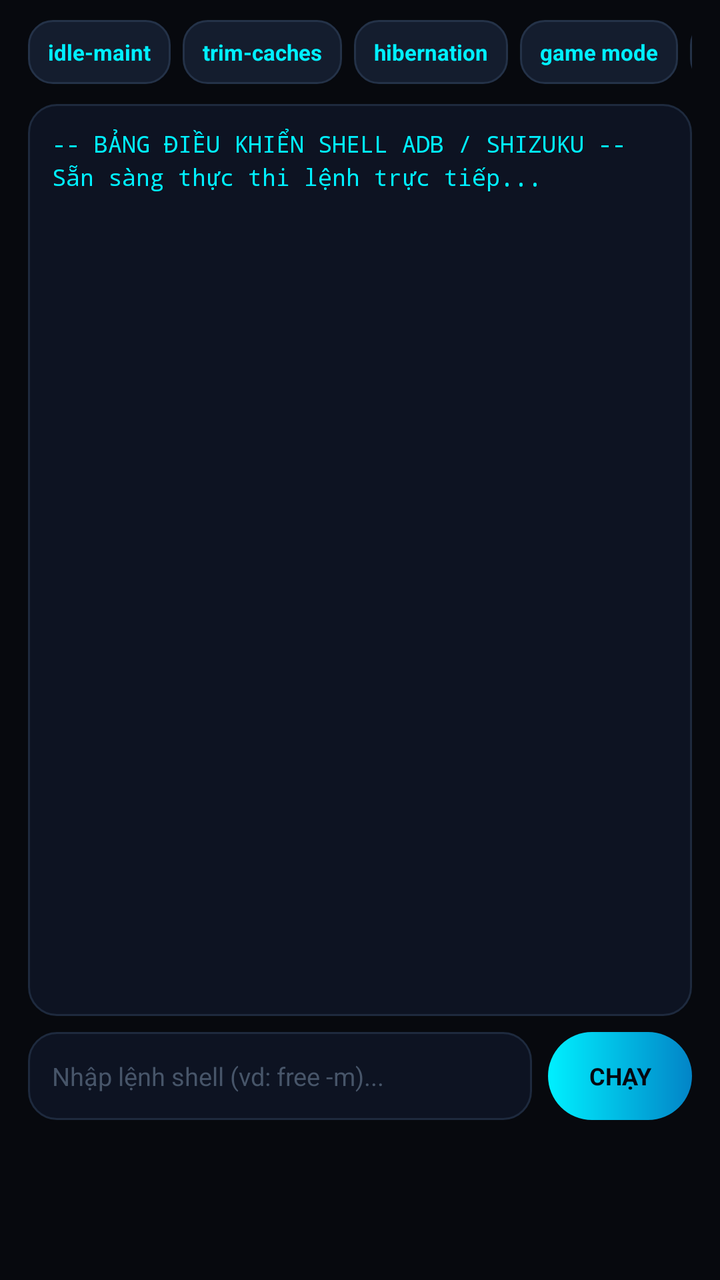
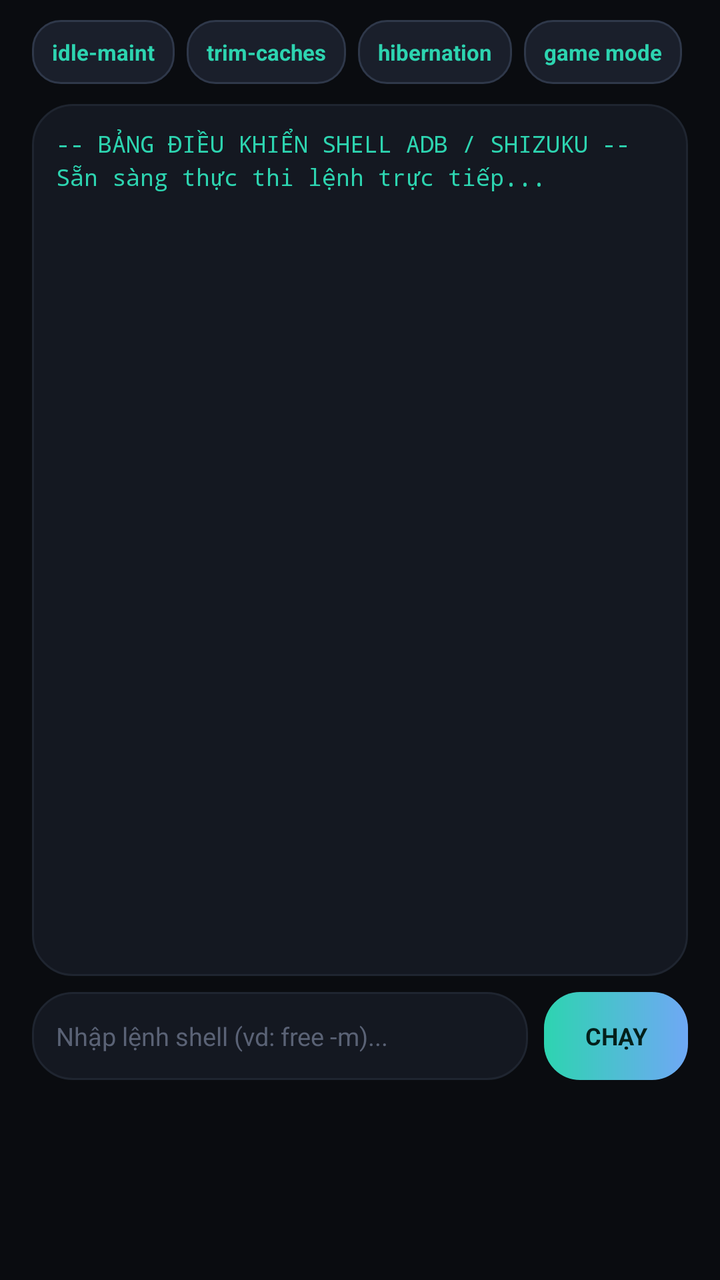

Before-and-after screenshots of an Android layout around one commit, followed by the original layout XML and the change that was made.
<!-- AndroidManifest.xml: application theme AppTheme -->
<!-- res/layout/tab_terminal.xml -->
<?xml version="1.0" encoding="utf-8"?>
<LinearLayout xmlns:android="http://schemas.android.com/apk/res/android"
    android:id="@+id/layout_tab_terminal"
    android:layout_width="match_parent"
    android:layout_height="match_parent"
    android:orientation="vertical"
    android:paddingStart="14dp"
    android:paddingEnd="14dp"
    android:paddingTop="10dp"
    android:paddingBottom="80dp">

    
    <HorizontalScrollView
        android:layout_width="match_parent"
        android:layout_height="wrap_content"
        android:scrollbars="none"
        android:overScrollMode="never">

        <LinearLayout
            android:layout_width="wrap_content"
            android:layout_height="wrap_content"
            android:orientation="horizontal">

            <TextView
                android:id="@+id/chip_cmd_idlemaint"
                android:layout_width="wrap_content"
                android:layout_height="32dp"
                android:gravity="center"
                android:paddingStart="10dp"
                android:paddingEnd="10dp"
                android:background="@drawable/bg_btn_secondary"
                android:text="idle-maint"
                android:textColor="#00F0FF"
                android:textSize="11sp"
                android:textStyle="bold"
                android:layout_marginEnd="6dp" />

            <TextView
                android:id="@+id/chip_cmd_trimcaches"
                android:layout_width="wrap_content"
                android:layout_height="32dp"
                android:gravity="center"
                android:paddingStart="10dp"
                android:paddingEnd="10dp"
                android:background="@drawable/bg_btn_secondary"
                android:text="trim-caches"
                android:textColor="#00F0FF"
                android:textSize="11sp"
                android:textStyle="bold"
                android:layout_marginEnd="6dp" />

            <TextView
                android:id="@+id/chip_cmd_hibernation"
                android:layout_width="wrap_content"
                android:layout_height="32dp"
                android:gravity="center"
                android:paddingStart="10dp"
                android:paddingEnd="10dp"
                android:background="@drawable/bg_btn_secondary"
                android:text="hibernation"
                android:textColor="#00F0FF"
                android:textSize="11sp"
                android:textStyle="bold"
                android:layout_marginEnd="6dp" />

            <TextView
                android:id="@+id/chip_cmd_game"
                android:layout_width="wrap_content"
                android:layout_height="32dp"
                android:gravity="center"
                android:paddingStart="10dp"
                android:paddingEnd="10dp"
                android:background="@drawable/bg_btn_secondary"
                android:text="game mode"
                android:textColor="#00F0FF"
                android:textSize="11sp"
                android:textStyle="bold"
                android:layout_marginEnd="6dp" />

            <TextView
                android:id="@+id/chip_cmd_free"
                android:layout_width="wrap_content"
                android:layout_height="32dp"
                android:gravity="center"
                android:paddingStart="10dp"
                android:paddingEnd="10dp"
                android:background="@drawable/bg_btn_secondary"
                android:text="free -m"
                android:textColor="#94A3B8"
                android:textSize="11sp"
                android:textStyle="bold"
                android:layout_marginEnd="6dp" />

            <TextView
                android:id="@+id/chip_cmd_meminfo"
                android:layout_width="wrap_content"
                android:layout_height="32dp"
                android:gravity="center"
                android:paddingStart="10dp"
                android:paddingEnd="10dp"
                android:background="@drawable/bg_btn_secondary"
                android:text="meminfo"
                android:textColor="#94A3B8"
                android:textSize="11sp"
                android:textStyle="bold" />
        </LinearLayout>
    </HorizontalScrollView>

    
    <ScrollView
        android:id="@+id/scroll_terminal_viewport"
        android:layout_width="match_parent"
        android:layout_height="0dp"
        android:layout_weight="1"
        android:layout_marginTop="10dp"
        android:background="@drawable/bg_card_bento"
        android:padding="12dp">

        <TextView
            android:id="@+id/tv_terminal_output"
            android:layout_width="match_parent"
            android:layout_height="wrap_content"
            android:typeface="monospace"
            android:textColor="#00F0FF"
            android:textSize="11.5sp"
            android:lineSpacingExtra="3dp"
            android:text="-- BẢNG ĐIỀU KHIỂN SHELL ADB / SHIZUKU --\nSẵn sàng thực thi lệnh trực tiếp..." />
    </ScrollView>

    
    <LinearLayout
        android:layout_width="match_parent"
        android:layout_height="44dp"
        android:orientation="horizontal"
        android:layout_marginTop="8dp">

        <EditText
            android:id="@+id/et_terminal_input"
            android:layout_width="0dp"
            android:layout_height="match_parent"
            android:layout_weight="1"
            android:background="@drawable/bg_card_bento"
            android:hint="Nhập lệnh shell (vd: free -m)..."
            android:textColorHint="#475569"
            android:textColor="#FFFFFF"
            android:textSize="12.5sp"
            android:paddingStart="12dp"
            android:paddingEnd="12dp"
            android:singleLine="true" />

        <Button
            android:id="@+id/btn_terminal_exec"
            android:layout_width="72dp"
            android:layout_height="match_parent"
            android:layout_marginStart="8dp"
            android:background="@drawable/bg_btn_boost"
            android:text="CHẠY"
            android:textColor="#050811"
            android:textSize="12sp"
            android:textStyle="bold" />
    </LinearLayout>

</LinearLayout>
<!-- resources referenced by this layout -->
<resources>
  <!-- drawable bg_btn_boost (drawable) -->
  <?xml version="1.0" encoding="utf-8"?>
  <ripple xmlns:android="http://schemas.android.com/apk/res/android"
      android:color="#40FFFFFF">
      <item>
          <shape android:shape="rectangle">
              <gradient
                  android:angle="0"
                  android:startColor="#00F0FF"
                  android:endColor="#0284C7"
                  android:type="linear" />
              <corners android:radius="9999dp" />
          </shape>
      </item>
  </ripple>
  <!-- drawable bg_btn_secondary (drawable) -->
  <?xml version="1.0" encoding="utf-8"?>
  <ripple xmlns:android="http://schemas.android.com/apk/res/android"
      android:color="#2000F0FF">
      <item>
          <shape android:shape="rectangle">
              <solid android:color="#141D2E" />
              <corners android:radius="12dp" />
              <stroke android:width="1dp" android:color="#243248" />
          </shape>
      </item>
  </ripple>
  <!-- drawable bg_card_bento (drawable) -->
  <?xml version="1.0" encoding="utf-8"?>
  <shape xmlns:android="http://schemas.android.com/apk/res/android"
      android:shape="rectangle">
      <solid android:color="#0D1322" />
      <corners android:radius="14dp" />
      <stroke android:width="1dp" android:color="#1E2A3E" />
  </shape>
  <style name="AppTheme" parent="@android:style/Theme.NoTitleBar">
          <item name="android:windowBackground">@color/background</item>
          <item name="android:statusBarColor">#07090E</item>
          <item name="android:navigationBarColor">#07090E</item>
      </style>
  <color name="background">#07090E</color>
</resources>

<!-- the commit's change to res/layout/tab_terminal.xml (unified diff, before → after) -->
@@ -4,10 +4,10 @@
     android:layout_width="match_parent"
     android:layout_height="match_parent"
     android:orientation="vertical"
-    android:paddingStart="14dp"
-    android:paddingEnd="14dp"
+    android:paddingStart="16dp"
+    android:paddingEnd="16dp"
     android:paddingTop="10dp"
-    android:paddingBottom="80dp">
+    android:paddingBottom="100dp">
 
     
     <HorizontalScrollView
@@ -30,7 +30,7 @@
                 android:paddingEnd="10dp"
                 android:background="@drawable/bg_btn_secondary"
                 android:text="idle-maint"
-                android:textColor="#00F0FF"
+                android:textColor="#2DD4B0"
                 android:textSize="11sp"
                 android:textStyle="bold"
                 android:layout_marginEnd="6dp" />
@@ -44,7 +44,7 @@
                 android:paddingEnd="10dp"
                 android:background="@drawable/bg_btn_secondary"
                 android:text="trim-caches"
-                android:textColor="#00F0FF"
+                android:textColor="#2DD4B0"
                 android:textSize="11sp"
                 android:textStyle="bold"
                 android:layout_marginEnd="6dp" />
@@ -58,7 +58,7 @@
                 android:paddingEnd="10dp"
                 android:background="@drawable/bg_btn_secondary"
                 android:text="hibernation"
-                android:textColor="#00F0FF"
+                android:textColor="#2DD4B0"
                 android:textSize="11sp"
                 android:textStyle="bold"
                 android:layout_marginEnd="6dp" />
@@ -72,7 +72,7 @@
                 android:paddingEnd="10dp"
                 android:background="@drawable/bg_btn_secondary"
                 android:text="game mode"
-                android:textColor="#00F0FF"
+                android:textColor="#2DD4B0"
                 android:textSize="11sp"
                 android:textStyle="bold"
                 android:layout_marginEnd="6dp" />
@@ -86,7 +86,7 @@
                 android:paddingEnd="10dp"
                 android:background="@drawable/bg_btn_secondary"
                 android:text="free -m"
-                android:textColor="#94A3B8"
+                android:textColor="#A3ABBB"
                 android:textSize="11sp"
                 android:textStyle="bold"
                 android:layout_marginEnd="6dp" />
@@ -100,7 +100,7 @@
                 android:paddingEnd="10dp"
                 android:background="@drawable/bg_btn_secondary"
                 android:text="meminfo"
-                android:textColor="#94A3B8"
+                android:textColor="#A3ABBB"
                 android:textSize="11sp"
                 android:textStyle="bold" />
         </LinearLayout>
@@ -121,7 +121,7 @@
             android:layout_width="match_parent"
             android:layout_height="wrap_content"
             android:typeface="monospace"
-            android:textColor="#00F0FF"
+            android:textColor="#2DD4B0"
             android:textSize="11.5sp"
             android:lineSpacingExtra="3dp"
             android:text="-- BẢNG ĐIỀU KHIỂN SHELL ADB / SHIZUKU --\nSẵn sàng thực thi lệnh trực tiếp..." />
@@ -141,7 +141,7 @@
             android:layout_weight="1"
             android:background="@drawable/bg_card_bento"
             android:hint="Nhập lệnh shell (vd: free -m)..."
-            android:textColorHint="#475569"
+            android:textColorHint="#5A6275"
             android:textColor="#FFFFFF"
             android:textSize="12.5sp"
             android:paddingStart="12dp"
@@ -155,7 +155,7 @@
             android:layout_marginStart="8dp"
             android:background="@drawable/bg_btn_boost"
             android:text="CHẠY"
-            android:textColor="#050811"
+            android:textColor="#04201B"
             android:textSize="12sp"
             android:textStyle="bold" />
     </LinearLayout>
<!-- resource entries referenced after the edit -->
@@ -2,44 +2,37 @@
 <resources>
   <!-- drawable bg_btn_boost (drawable) -->
   <?xml version="1.0" encoding="utf-8"?>
-  <ripple xmlns:android="http://schemas.android.com/apk/res/android"
-      android:color="#40FFFFFF">
+  <ripple xmlns:android="http://schemas.android.com/apk/res/android" android:color="#40FFFFFF">
       <item>
           <shape android:shape="rectangle">
-              <gradient
-                  android:angle="0"
-                  android:startColor="#00F0FF"
-                  android:endColor="#0284C7"
-                  android:type="linear" />
-              <corners android:radius="9999dp" />
+              <gradient android:angle="0" android:startColor="#2DD4B0" android:endColor="#6FA8F5" android:type="linear" />
+              <corners android:radius="18dp" />
           </shape>
       </item>
   </ripple>
   <!-- drawable bg_btn_secondary (drawable) -->
   <?xml version="1.0" encoding="utf-8"?>
-  <ripple xmlns:android="http://schemas.android.com/apk/res/android"
-      android:color="#2000F0FF">
+  <ripple xmlns:android="http://schemas.android.com/apk/res/android" android:color="#202DD4B0">
       <item>
           <shape android:shape="rectangle">
-              <solid android:color="#141D2E" />
-              <corners android:radius="12dp" />
-              <stroke android:width="1dp" android:color="#243248" />
+              <solid android:color="#1A1F2B" />
+              <corners android:radius="14dp" />
+              <stroke android:width="1dp" android:color="#2F384A" />
           </shape>
       </item>
   </ripple>
   <!-- drawable bg_card_bento (drawable) -->
   <?xml version="1.0" encoding="utf-8"?>
-  <shape xmlns:android="http://schemas.android.com/apk/res/android"
-      android:shape="rectangle">
-      <solid android:color="#0D1322" />
-      <corners android:radius="14dp" />
-      <stroke android:width="1dp" android:color="#1E2A3E" />
+  <shape xmlns:android="http://schemas.android.com/apk/res/android" android:shape="rectangle">
+      <solid android:color="#141821" />
+      <corners android:radius="20dp" />
+      <stroke android:width="1dp" android:color="#1F2530" />
   </shape>
   <style name="AppTheme" parent="@android:style/Theme.NoTitleBar">
           <item name="android:windowBackground">@color/background</item>
-          <item name="android:statusBarColor">#07090E</item>
-          <item name="android:navigationBarColor">#07090E</item>
+          <item name="android:statusBarColor">#0A0C10</item>
+          <item name="android:navigationBarColor">#0A0C10</item>
       </style>
-  <color name="background">#07090E</color>
+  <color name="background">#0A0C10</color>
 </resources>
 
